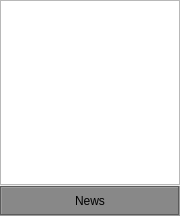
Old version of the form src/desktop/GuiHome.ui in the repository hwgao/beebeep.
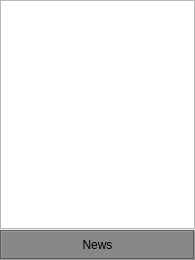
New version of the form.

```diff
--- a/src/desktop/GuiHome.ui
+++ b/src/desktop/GuiHome.ui
@@ -6,8 +6,8 @@
    <rect>
     <x>0</x>
     <y>0</y>
-    <width>180</width>
-    <height>216</height>
+    <width>195</width>
+    <height>260</height>
    </rect>
   </property>
   <layout class="QGridLayout" name="gridLayout">
```
